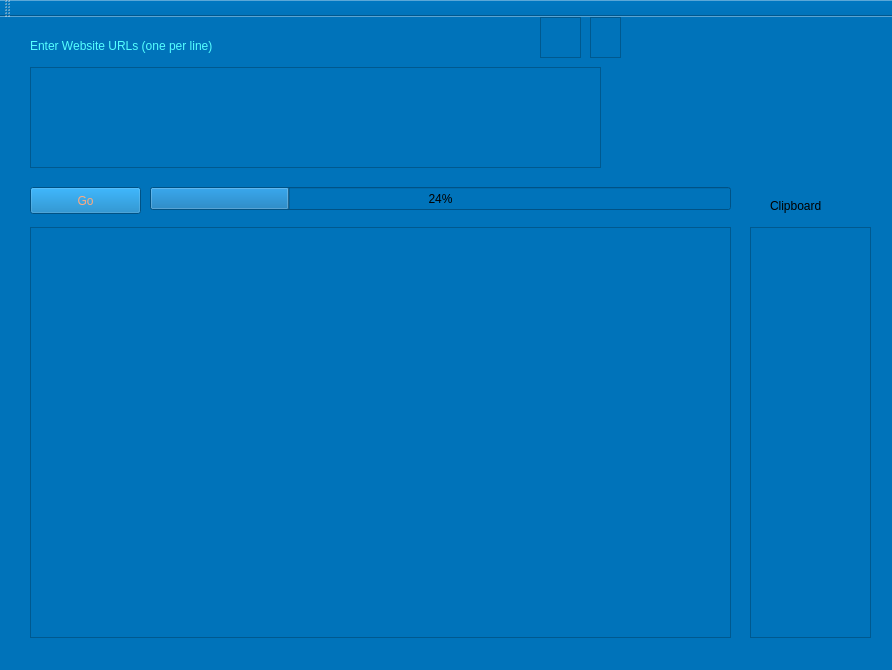
The window that qt/drupal_check/mainwindow.ui (crystalcoding/HappyHacking) describes before a commit, drawn with Qt 5.
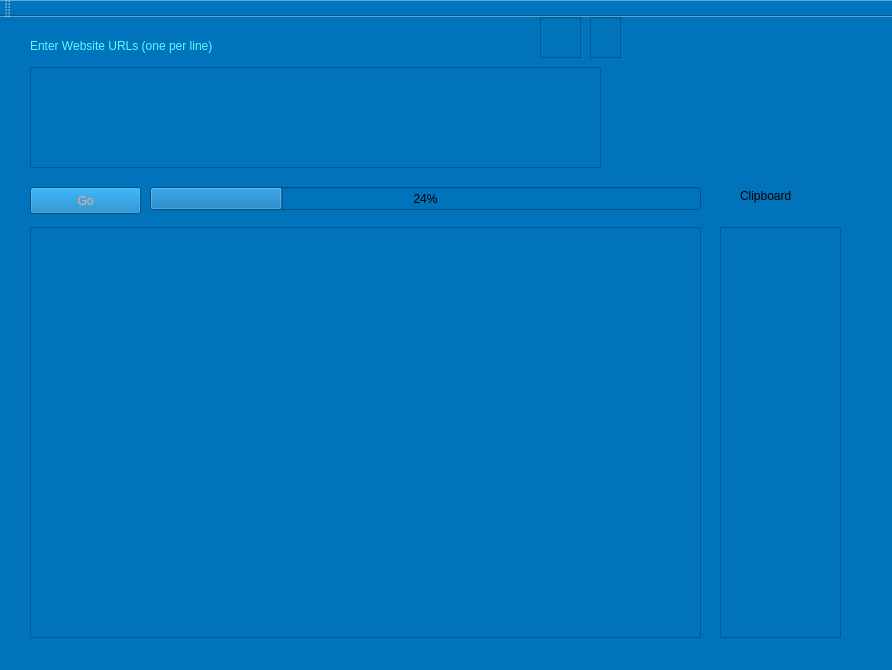
The same window after the commit. Icons and pictures are not drawn.

Patch:
```diff
--- a/qt/drupal_check/mainwindow.ui
+++ b/qt/drupal_check/mainwindow.ui
@@ -72,7 +72,7 @@
      <rect>
       <x>150</x>
       <y>170</y>
-      <width>581</width>
+      <width>551</width>
       <height>23</height>
      </rect>
     </property>
@@ -85,7 +85,7 @@
      <rect>
       <x>30</x>
       <y>210</y>
-      <width>701</width>
+      <width>671</width>
       <height>411</height>
      </rect>
     </property>
@@ -96,7 +96,7 @@
    <widget class="QTextEdit" name="textEdit_4">
     <property name="geometry">
      <rect>
-      <x>750</x>
+      <x>720</x>
       <y>210</y>
       <width>121</width>
       <height>411</height>
@@ -106,8 +106,8 @@
    <widget class="QLabel" name="label">
     <property name="geometry">
      <rect>
-      <x>770</x>
-      <y>180</y>
+      <x>740</x>
+      <y>170</y>
       <width>91</width>
       <height>18</height>
      </rect>
@@ -136,7 +136,7 @@
    <widget class="QLabel" name="label_3">
     <property name="geometry">
      <rect>
-      <x>750</x>
+      <x>730</x>
       <y>60</y>
       <width>91</width>
       <height>91</height>
```
Left out of the diff: 2 changed lines with no effect on the pictures.
